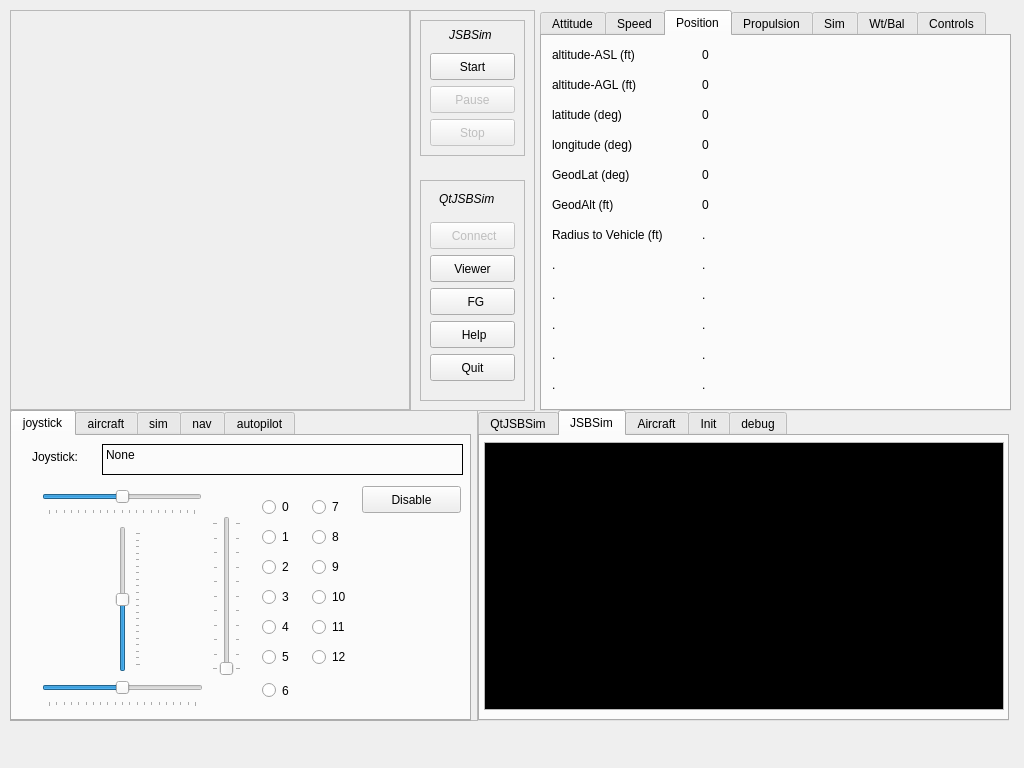
dpculp/qtjsbsim, file src/MainWindow.ui: the form before one commit.
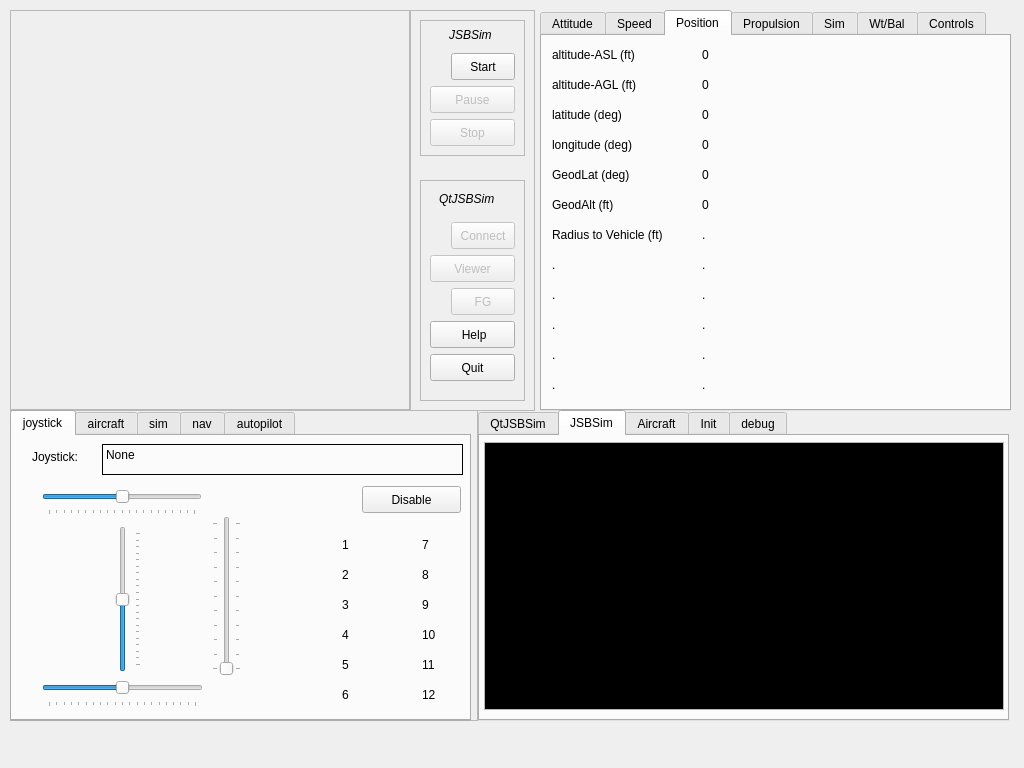
The form after the commit. The open tabs and pages were chosen to show the change. Icons and pictures are not drawn. Custom widgets are drawn as their Qt base class.

Commit message: Changed look and behavior of buttons to be more useful.

```diff
--- a/src/MainWindow.ui
+++ b/src/MainWindow.ui
@@ -91,9 +91,9 @@
      <widget class="QPushButton" name="StartJSBSimButton">
       <property name="geometry">
        <rect>
-        <x>10</x>
+        <x>31</x>
         <y>33</y>
-        <width>85</width>
+        <width>64</width>
         <height>27</height>
        </rect>
       </property>
@@ -106,11 +106,6 @@
       <property name="text">
        <string>   Start   </string>
       </property>
-      <property name="icon">
-       <iconset resource="icons.qrc">
-        <normaloff>:/images/dkgreen.png</normaloff>
-        <normalon>:/images/green.png</normalon>:/images/dkgreen.png</iconset>
-      </property>
       <property name="checkable">
        <bool>true</bool>
       </property>
@@ -177,6 +172,25 @@
        <bool>true</bool>
       </property>
      </widget>
+     <widget class="QLabel" name="StartJSBSimButtonLight">
+      <property name="enabled">
+       <bool>false</bool>
+      </property>
+      <property name="geometry">
+       <rect>
+        <x>10</x>
+        <y>38</y>
+        <width>17</width>
+        <height>17</height>
+       </rect>
+      </property>
+      <property name="pixmap">
+       <pixmap resource="icons.qrc">:/images/green.png</pixmap>
+      </property>
+      <property name="scaledContents">
+       <bool>true</bool>
+      </property>
+     </widget>
     </widget>
     <widget class="QFrame" name="frame_4">
      <property name="geometry">
@@ -195,7 +209,7 @@
      </property>
      <widget class="QPushButton" name="ViewerButton">
       <property name="enabled">
-       <bool>true</bool>
+       <bool>false</bool>
       </property>
       <property name="geometry">
        <rect>
@@ -220,59 +234,63 @@
      </widget>
      <widget class="QPushButton" name="FGButton">
       <property name="enabled">
-       <bool>true</bool>
+       <bool>false</bool>
       </property>
       <property name="geometry">
        <rect>
-        <x>10</x>
+        <x>31</x>
         <y>108</y>
-        <width>85</width>
+        <width>64</width>
         <height>27</height>
        </rect>
       </property>
       <property name="focusPolicy">
        <enum>Qt::NoFocus</enum>
       </property>
-      <property name="text">
-       <string>  FG</string>
+      <property name="toolTip">
+       <string>Connect to FlightGear</string>
       </property>
-      <property name="icon">
-       <iconset resource="icons.qrc">
-        <normaloff>:/images/dkgreen.png</normaloff>
-        <normalon>:/images/green.png</normalon>:/images/dkgreen.png</iconset>
-      </property>
-      <property name="checkable">
-       <bool>true</bool>
-      </property>
-     </widget>
-     <widget class="QPushButton" name="helpButton">
-      <property name="enabled">
-       <bool>true</bool>
-      </property>
-      <property name="geometry">
-       <rect>
-        <x>10</x>
-        <y>141</y>
-        <width>85</width>
-        <height>27</height>
-       </rect>
-      </property>
-      <property name="focusPolicy">
-       <enum>Qt::TabFocus</enum>
-      </property>
       <property name="text">
-       <string> Help</string>
-      </property>
-      <property name="icon">
-       <iconset>
-        <normaloff>images/help.png</normaloff>images/help.png</iconset>
+       <string>FG</string>
       </property>
       <property name="iconSize">
        <size>
-        <width>18</width>
-        <height>18</height>
+        <width>46</width>
+        <height>32</height>
        </size>
       </property>
+      <property name="checkable">
+       <bool>true</bool>
+      </property>
+     </widget>
+     <widget class="QPushButton" name="HelpButton">
+      <property name="enabled">
+       <bool>true</bool>
+      </property>
+      <property name="geometry">
+       <rect>
+        <x>10</x>
+        <y>141</y>
+        <width>85</width>
+        <height>27</height>
+       </rect>
+      </property>
+      <property name="focusPolicy">
+       <enum>Qt::NoFocus</enum>
+      </property>
+      <property name="toolTip">
+       <string>Open help doumentation in a browser</string>
+      </property>
+      <property name="layoutDirection">
+       <enum>Qt::RightToLeft</enum>
+      </property>
+      <property name="text">
+       <string> Help</string>
+      </property>
+      <property name="icon">
+       <iconset resource="icons.qrc">
+        <normaloff>:/images/browser.png</normaloff>:/images/browser.png</iconset>
+      </property>
      </widget>
      <widget class="QPushButton" name="QuitButton">
       <property name="geometry">
@@ -299,9 +317,9 @@
       </property>
       <property name="geometry">
        <rect>
-        <x>10</x>
+        <x>31</x>
         <y>42</y>
-        <width>85</width>
+        <width>64</width>
         <height>27</height>
        </rect>
       </property>
@@ -309,15 +327,10 @@
        <enum>Qt::NoFocus</enum>
       </property>
       <property name="toolTip">
-       <string>Open UDP communication with JSBSim</string>
+       <string>Open/Close UDP communication with JSBSim</string>
       </property>
       <property name="text">
-       <string> Connect</string>
-      </property>
-      <property name="icon">
-       <iconset resource="icons.qrc">
-        <normaloff>:/images/dkgreen.png</normaloff>
-        <normalon>:/images/green.png</normalon>:/images/dkgreen.png</iconset>
+       <string>Connect</string>
       </property>
       <property name="checkable">
        <bool>true</bool>
@@ -341,6 +354,44 @@
        <string>QtJSBSim</string>
       </property>
      </widget>
+     <widget class="QLabel" name="FGButtonLight">
+      <property name="enabled">
+       <bool>false</bool>
+      </property>
+      <property name="geometry">
+       <rect>
+        <x>10</x>
+        <y>114</y>
+        <width>17</width>
+        <height>17</height>
+       </rect>
+      </property>
+      <property name="pixmap">
+       <pixmap resource="icons.qrc">:/images/green.png</pixmap>
+      </property>
+      <property name="scaledContents">
+       <bool>true</bool>
+      </property>
+     </widget>
+     <widget class="QLabel" name="ConnectButtonLight">
+      <property name="enabled">
+       <bool>false</bool>
+      </property>
+      <property name="geometry">
+       <rect>
+        <x>10</x>
+        <y>47</y>
+        <width>17</width>
+        <height>17</height>
+       </rect>
+      </property>
+      <property name="pixmap">
+       <pixmap resource="icons.qrc">:/images/green.png</pixmap>
+      </property>
+      <property name="scaledContents">
+       <bool>true</bool>
+      </property>
+     </widget>
     </widget>
    </widget>
    <widget class="QFrame" name="frame">
@@ -429,32 +480,6 @@
       <attribute name="title">
        <string>joystick</string>
       </attribute>
-      <widget class="QRadioButton" name="jsButton_4">
-       <property name="geometry">
-        <rect>
-         <x>250</x>
-         <y>180</y>
-         <width>51</width>
-         <height>22</height>
-        </rect>
-       </property>
-       <property name="text">
-        <string>4</string>
-       </property>
-      </widget>
-      <widget class="QRadioButton" name="jsButton_1">
-       <property name="geometry">
-        <rect>
-         <x>250</x>
-         <y>90</y>
-         <width>51</width>
-         <height>22</height>
-        </rect>
-       </property>
-       <property name="text">
-        <string>1</string>
-       </property>
-      </widget>
       <widget class="QSlider" name="elevatorSlider">
        <property name="geometry">
         <rect>
@@ -483,45 +508,6 @@
         <number>10</number>
        </property>
       </widget>
-      <widget class="QRadioButton" name="jsButton_0">
-       <property name="geometry">
-        <rect>
-         <x>250</x>
-         <y>60</y>
-         <width>51</width>
-         <height>22</height>
-        </rect>
-       </property>
-       <property name="text">
-        <string>0</string>
-       </property>
-      </widget>
-      <widget class="QRadioButton" name="jsButton_2">
-       <property name="geometry">
-        <rect>
-         <x>250</x>
-         <y>120</y>
-         <width>51</width>
-         <height>22</height>
-        </rect>
-       </property>
-       <property name="text">
-        <string>2</string>
-       </property>
-      </widget>
-      <widget class="QRadioButton" name="jsButton_6">
-       <property name="geometry">
-        <rect>
-         <x>250</x>
-         <y>239</y>
-         <width>51</width>
-         <height>31</height>
-        </rect>
-       </property>
-       <property name="text">
-        <string>6</string>
-       </property>
-      </widget>
       <widget class="QSlider" name="throttleSlider">
        <property name="geometry">
         <rect>
@@ -544,19 +530,6 @@
         <number>10</number>
        </property>
       </widget>
-      <widget class="QRadioButton" name="jsButton_7">
-       <property name="geometry">
-        <rect>
-         <x>300</x>
-         <y>60</y>
-         <width>41</width>
-         <height>22</height>
-        </rect>
-       </property>
-       <property name="text">
-        <string>7</string>
-       </property>
-      </widget>
       <widget class="QLabel" name="label_joystick">
        <property name="geometry">
         <rect>
@@ -579,32 +552,6 @@
         <bool>true</bool>
        </property>
       </widget>
-      <widget class="QRadioButton" name="jsButton_5">
-       <property name="geometry">
-        <rect>
-         <x>250</x>
-         <y>210</y>
-         <width>51</width>
-         <height>22</height>
-        </rect>
-       </property>
-       <property name="text">
-        <string>5</string>
-       </property>
-      </widget>
-      <widget class="QRadioButton" name="jsButton_12">
-       <property name="geometry">
-        <rect>
-         <x>300</x>
-         <y>210</y>
-         <width>51</width>
-         <height>22</height>
-        </rect>
-       </property>
-       <property name="text">
-        <string>12</string>
-       </property>
-      </widget>
       <widget class="QLabel" name="label">
        <property name="geometry">
         <rect>
@@ -618,32 +565,6 @@
         <string>Joystick:</string>
        </property>
       </widget>
-      <widget class="QRadioButton" name="jsButton_3">
-       <property name="geometry">
-        <rect>
-         <x>250</x>
-         <y>150</y>
-         <width>51</width>
-         <height>22</height>
-        </rect>
-       </property>
-       <property name="text">
-        <string>3</string>
-       </property>
-      </widget>
-      <widget class="QRadioButton" name="jsButton_8">
-       <property name="geometry">
-        <rect>
-         <x>300</x>
-         <y>90</y>
-         <width>41</width>
-         <height>22</height>
-        </rect>
-       </property>
-       <property name="text">
-        <string>8</string>
-       </property>
-      </widget>
       <widget class="QSlider" name="rudderSlider">
        <property name="geometry">
         <rect>
@@ -672,45 +593,6 @@
         <number>10</number>
        </property>
       </widget>
-      <widget class="QRadioButton" name="jsButton_11">
-       <property name="geometry">
-        <rect>
-         <x>300</x>
-         <y>180</y>
-         <width>51</width>
-         <height>22</height>
-        </rect>
-       </property>
-       <property name="text">
-        <string>11</string>
-       </property>
-      </widget>
-      <widget class="QRadioButton" name="jsButton_9">
-       <property name="geometry">
-        <rect>
-         <x>300</x>
-         <y>120</y>
-         <width>41</width>
-         <height>22</height>
-        </rect>
-       </property>
-       <property name="text">
-        <string>9</string>
-       </property>
-      </widget>
-      <widget class="QRadioButton" name="jsButton_10">
-       <property name="geometry">
-        <rect>
-         <x>300</x>
-         <y>150</y>
-         <width>51</width>
-         <height>22</height>
-        </rect>
-       </property>
-       <property name="text">
-        <string>10</string>
-       </property>
-      </widget>
       <widget class="QSlider" name="aileronSlider">
        <property name="geometry">
         <rect>
@@ -755,6 +637,390 @@
         <string>Disable</string>
        </property>
       </widget>
+      <widget class="QLabel" name="Button_0_on">
+       <property name="enabled">
+        <bool>false</bool>
+       </property>
+       <property name="geometry">
+        <rect>
+         <x>300</x>
+         <y>100</y>
+         <width>21</width>
+         <height>21</height>
+        </rect>
+       </property>
+       <property name="pixmap">
+        <pixmap resource="icons.qrc">:/images/green.png</pixmap>
+       </property>
+       <property name="scaledContents">
+        <bool>true</bool>
+       </property>
+      </widget>
+      <widget class="QLabel" name="Button_1_on">
+       <property name="enabled">
+        <bool>false</bool>
+       </property>
+       <property name="geometry">
+        <rect>
+         <x>300</x>
+         <y>130</y>
+         <width>21</width>
+         <height>21</height>
+        </rect>
+       </property>
+       <property name="pixmap">
+        <pixmap resource="icons.qrc">:/images/green.png</pixmap>
+       </property>
+       <property name="scaledContents">
+        <bool>true</bool>
+       </property>
+      </widget>
+      <widget class="QLabel" name="Button_2_on">
+       <property name="enabled">
+        <bool>false</bool>
+       </property>
+       <property name="geometry">
+        <rect>
+         <x>300</x>
+         <y>160</y>
+         <width>21</width>
+         <height>21</height>
+        </rect>
+       </property>
+       <property name="pixmap">
+        <pixmap resource="icons.qrc">:/images/green.png</pixmap>
+       </property>
+       <property name="scaledContents">
+        <bool>true</bool>
+       </property>
+      </widget>
+      <widget class="QLabel" name="Button_3_on">
+       <property name="enabled">
+        <bool>false</bool>
+       </property>
+       <property name="geometry">
+        <rect>
+         <x>300</x>
+         <y>190</y>
+         <width>21</width>
+         <height>21</height>
+        </rect>
+       </property>
+       <property name="pixmap">
+        <pixmap resource="icons.qrc">:/images/green.png</pixmap>
+       </property>
+       <property name="scaledContents">
+        <bool>true</bool>
+       </property>
+      </widget>
+      <widget class="QLabel" name="Button_4_on">
+       <property name="enabled">
+        <bool>false</bool>
+       </property>
+       <property name="geometry">
+        <rect>
+         <x>300</x>
+         <y>220</y>
+         <width>21</width>
+         <height>21</height>
+        </rect>
+       </property>
+       <property name="pixmap">
+        <pixmap resource="icons.qrc">:/images/green.png</pixmap>
+       </property>
+       <property name="scaledContents">
+        <bool>true</bool>
+       </property>
+      </widget>
+      <widget class="QLabel" name="Button_5_on">
+       <property name="enabled">
+        <bool>false</bool>
+       </property>
+       <property name="geometry">
+        <rect>
+         <x>300</x>
+         <y>250</y>
+         <width>21</width>
+         <height>21</height>
+        </rect>
+       </property>
+       <property name="pixmap">
+        <pixmap resource="icons.qrc">:/images/green.png</pixmap>
+       </property>
+       <property name="scaledContents">
+        <bool>true</bool>
+       </property>
+      </widget>
+      <widget class="QLabel" name="Button_6_on">
+       <property name="enabled">
+        <bool>false</bool>
+       </property>
+       <property name="geometry">
+        <rect>
+         <x>380</x>
+         <y>100</y>
+         <width>21</width>
+         <height>21</height>
+        </rect>
+       </property>
+       <property name="pixmap">
+        <pixmap resource="icons.qrc">:/images/green.png</pixmap>
+       </property>
+       <property name="scaledContents">
+        <bool>true</bool>
+       </property>
+      </widget>
+      <widget class="QLabel" name="Button_7_on">
+       <property name="enabled">
+        <bool>false</bool>
+       </property>
+       <property name="geometry">
+        <rect>
+         <x>380</x>
+         <y>130</y>
+         <width>21</width>
+         <height>21</height>
+        </rect>
+       </property>
+       <property name="pixmap">
+        <pixmap resource="icons.qrc">:/images/green.png</pixmap>
+       </property>
+       <property name="scaledContents">
+        <bool>true</bool>
+       </property>
+      </widget>
+      <widget class="QLabel" name="Button_8_on">
+       <property name="enabled">
+        <bool>false</bool>
+       </property>
+       <property name="geometry">
+        <rect>
+         <x>380</x>
+         <y>160</y>
+         <width>21</width>
+         <height>21</height>
+        </rect>
+       </property>
+       <property name="pixmap">
+        <pixmap resource="icons.qrc">:/images/green.png</pixmap>
+       </property>
+       <property name="scaledContents">
+        <bool>true</bool>
+       </property>
+      </widget>
+      <widget class="QLabel" name="Button_9_on">
+       <property name="enabled">
+        <bool>false</bool>
+       </property>
+       <property name="geometry">
+        <rect>
+         <x>380</x>
+         <y>190</y>
+         <width>21</width>
+         <height>21</height>
+        </rect>
+       </property>
+       <property name="pixmap">
+        <pixmap resource="icons.qrc">:/images/green.png</pixmap>
+       </property>
+       <property name="scaledContents">
+        <bool>true</bool>
+       </property>
+      </widget>
+      <widget class="QLabel" name="Button_10_on">
+       <property name="enabled">
+        <bool>false</bool>
+       </property>
+       <property name="geometry">
+        <rect>
+         <x>380</x>
+         <y>220</y>
+         <width>21</width>
+         <height>21</height>
+        </rect>
+       </property>
+       <property name="pixmap">
+        <pixmap resource="icons.qrc">:/images/green.png</pixmap>
+       </property>
+       <property name="scaledContents">
+        <bool>true</bool>
+       </property>
+      </widget>
+      <widget class="QLabel" name="Button_11_on">
+       <property name="enabled">
+        <bool>false</bool>
+       </property>
+       <property name="geometry">
+        <rect>
+         <x>380</x>
+         <y>250</y>
+         <width>21</width>
+         <height>21</height>
+        </rect>
+       </property>
+       <property name="pixmap">
+        <pixmap resource="icons.qrc">:/images/green.png</pixmap>
+       </property>
+       <property name="scaledContents">
+        <bool>true</bool>
+       </property>
+      </widget>
+      <widget class="QLabel" name="text_0">
+       <property name="geometry">
+        <rect>
+         <x>330</x>
+         <y>100</y>
+         <width>21</width>
+         <height>18</height>
+        </rect>
+       </property>
+       <property name="text">
+        <string>1</string>
+       </property>
+      </widget>
+      <widget class="QLabel" name="text_1">
+       <property name="geometry">
+        <rect>
+         <x>330</x>
+         <y>130</y>
+         <width>21</width>
+         <height>18</height>
+        </rect>
+       </property>
+       <property name="text">
+        <string>2</string>
+       </property>
+      </widget>
+      <widget class="QLabel" name="text_2">
+       <property name="geometry">
+        <rect>
+         <x>330</x>
+         <y>160</y>
+         <width>21</width>
+         <height>18</height>
+        </rect>
+       </property>
+       <property name="text">
+        <string>3</string>
+       </property>
+      </widget>
+      <widget class="QLabel" name="text_3">
+       <property name="geometry">
+        <rect>
+         <x>330</x>
+         <y>190</y>
+         <width>21</width>
+         <height>18</height>
+        </rect>
+       </property>
+       <property name="text">
+        <string>4</string>
+       </property>
+      </widget>
+      <widget class="QLabel" name="text_4">
+       <property name="geometry">
+        <rect>
+         <x>330</x>
+         <y>220</y>
+         <width>21</width>
+         <height>18</height>
+        </rect>
+       </property>
+       <property name="text">
+        <string>5</string>
+       </property>
+      </widget>
+      <widget class="QLabel" name="text_5">
+       <property name="geometry">
+        <rect>
+         <x>330</x>
+         <y>250</y>
+         <width>21</width>
+         <height>18</height>
+        </rect>
+       </property>
+       <property name="text">
+        <string>6</string>
+       </property>
+      </widget>
+      <widget class="QLabel" name="text_6">
+       <property name="geometry">
+        <rect>
+         <x>410</x>
+         <y>100</y>
+         <width>21</width>
+         <height>18</height>
+        </rect>
+       </property>
+       <property name="text">
+        <string>7</string>
+       </property>
+      </widget>
+      <widget class="QLabel" name="text_7">
+       <property name="geometry">
+        <rect>
+         <x>410</x>
+         <y>130</y>
+         <width>21</width>
+         <height>18</height>
+        </rect>
+       </property>
+       <property name="text">
+        <string>8</string>
+       </property>
+      </widget>
+      <widget class="QLabel" name="text_8">
+       <property name="geometry">
+        <rect>
+         <x>410</x>
+         <y>160</y>
+         <width>21</width>
+         <height>18</height>
+        </rect>
+       </property>
+       <property name="text">
+        <string>9</string>
+       </property>
+      </widget>
+      <widget class="QLabel" name="text_9">
+       <property name="geometry">
+        <rect>
+         <x>410</x>
+         <y>190</y>
+         <width>21</width>
+         <height>18</height>
+        </rect>
+       </property>
+       <property name="text">
+        <string>10</string>
+       </property>
+      </widget>
+      <widget class="QLabel" name="text_10">
+       <property name="geometry">
+        <rect>
+         <x>410</x>
+         <y>220</y>
+         <width>21</width>
+         <height>18</height>
+        </rect>
+       </property>
+       <property name="text">
+        <string>11</string>
+       </property>
+      </widget>
+      <widget class="QLabel" name="text_11">
+       <property name="geometry">
+        <rect>
+         <x>410</x>
+         <y>250</y>
+         <width>21</width>
+         <height>18</height>
+        </rect>
+       </property>
+       <property name="text">
+        <string>12</string>
+       </property>
+      </widget>
      </widget>
      <widget class="QWidget" name="tab_11">
       <attribute name="title">
@@ -1019,15 +1285,15 @@
         </rect>
        </property>
        <property name="text">
-        <string>delta T:</string>
+        <string>OAT:</string>
        </property>
       </widget>
       <widget class="QLineEdit" name="temperatureEdit">
        <property name="geometry">
         <rect>
-         <x>80</x>
+         <x>70</x>
          <y>66</y>
-         <width>71</width>
+         <width>61</width>
          <height>27</height>
         </rect>
        </property>
@@ -1035,7 +1301,7 @@
       <widget class="QLabel" name="label_9">
        <property name="geometry">
         <rect>
-         <x>160</x>
+         <x>140</x>
          <y>70</y>
          <width>51</width>
          <height>17</height>
@@ -4391,6 +4657,15 @@
            </color>
           </brush>
          </colorrole>
+         <colorrole role="PlaceholderText">
+          <brush brushstyle="NoBrush">
+           <color alpha="128">
+            <red>255</red>
+            <green>255</green>
+            <blue>255</blue>
+           </color>
+          </brush>
+         </colorrole>
         </active>
         <inactive>
          <colorrole role="Text">
@@ -4411,6 +4686,15 @@
            </color>
           </brush>
          </colorrole>
+         <colorrole role="PlaceholderText">
+          <brush brushstyle="NoBrush">
+           <color alpha="128">
+            <red>255</red>
+            <green>255</green>
+            <blue>255</blue>
+           </color>
+          </brush>
+         </colorrole>
         </inactive>
         <disabled>
          <colorrole role="Text">
@@ -4431,6 +4715,15 @@
            </color>
           </brush>
          </colorrole>
+         <colorrole role="PlaceholderText">
+          <brush brushstyle="NoBrush">
+           <color alpha="128">
+            <red>255</red>
+            <green>255</green>
+            <blue>255</blue>
+           </color>
+          </brush>
+         </colorrole>
         </disabled>
        </palette>
       </property>
```
The commit also changes 5 other files.
